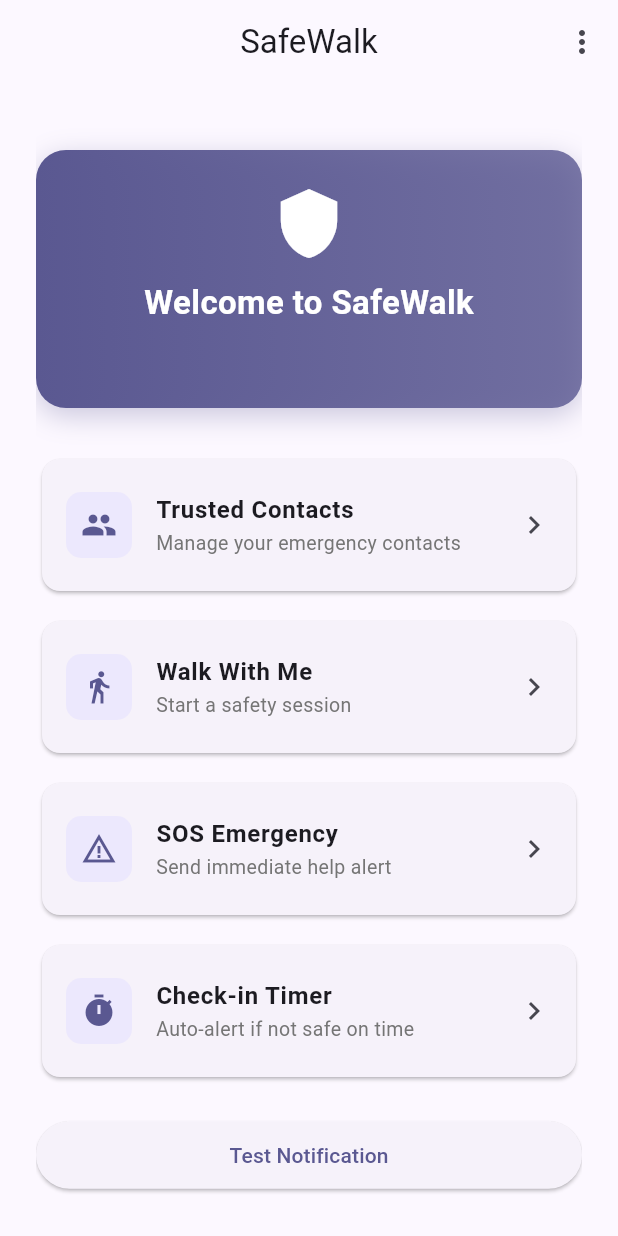
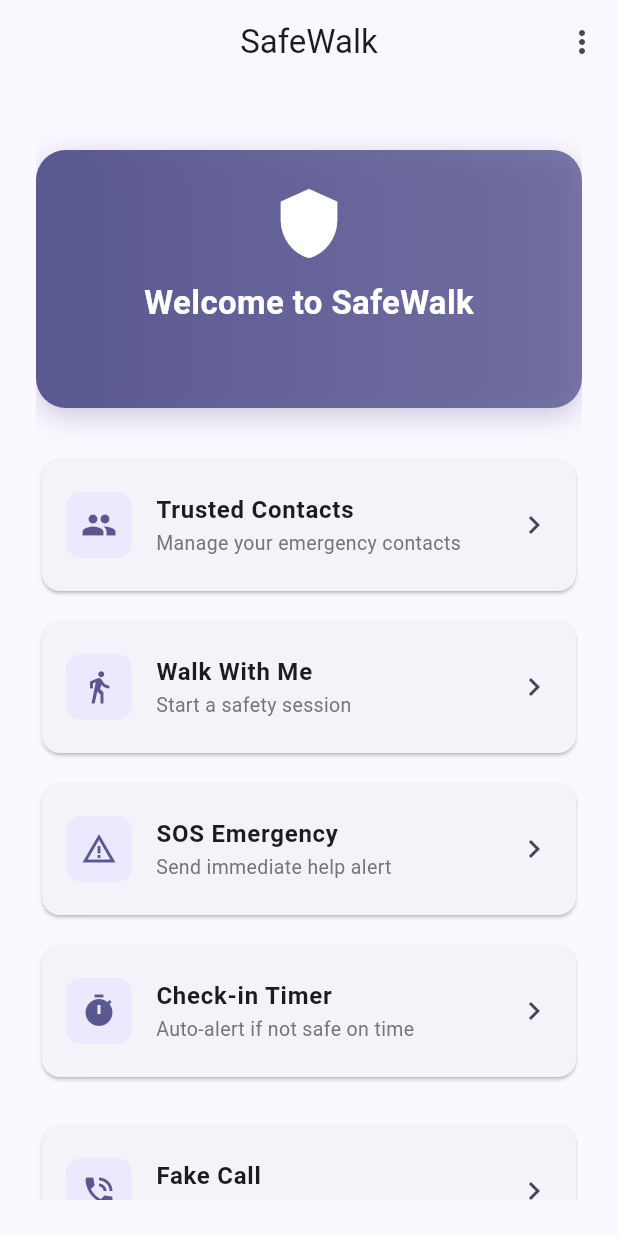
Before and after one commit to Ahsan-2003/women_safety_app, a Flutter app: the screen it shows once a user with an empty profile is signed in, on a phone screen of 412 x 824 dp. Run offline on Flutter 3.47's test engine with Material 3 defaults, Android fonts, the phone set to English and light mode, and no system bars; our stand-ins replace audioplayers, cloud_firestore, firebase_auth, firebase_core, flutter_local_notifications, geolocator and 3 more; missing offline and left inert: flutter_sms, torch_light; accounts and stored records are empty.

Commit message:
add fake call button in home screen

```diff
--- a/lib/screens/home_screen.dart
+++ b/lib/screens/home_screen.dart
@@ -1,6 +1,7 @@
 import 'package:flutter/material.dart';
 import 'package:provider/provider.dart';
 import 'package:women_safety_app/screens/checkin_timer_screen.dart';
+import 'package:women_safety_app/screens/fake_call_screen.dart';
 import 'package:women_safety_app/screens/sos_screen.dart';
 import 'package:women_safety_app/screens/start_session_screen.dart';
 import 'package:women_safety_app/services/notification_service.dart';
@@ -74,7 +75,8 @@ class HomeScreen extends StatelessWidget {
       body: SafeArea(
         child: Padding(
           padding: const EdgeInsets.all(24.0),
-          child: SingleChildScrollView(  // 🔥 FIX: Added SingleChildScrollView
+          child: SingleChildScrollView(
+            // 🔥 FIX: Added SingleChildScrollView
             child: Column(
               children: [
                 const SizedBox(height: 20),
@@ -190,8 +192,22 @@ class HomeScreen extends StatelessWidget {
                   },
                 ),
 
-                const SizedBox(height: 24),  // Reduced from Spacer()
+                const SizedBox(height: 24), // Reduced from Spacer()
 
+                _buildMenuButton(
+                  context,
+                  icon: Icons.phone_in_talk,
+                  title: 'Fake Call',
+                  subtitle: 'Simulate incoming call',
+                  onTap: () {
+                    Navigator.push(
+                      context,
+                      MaterialPageRoute(builder: (_) => const FakeCallScreen()),
+                    );
+                  },
+                ),
+
+                const SizedBox(height: 24), // Reduced from Spacer()
                 // Test Notification Button (Optional - Remove in Production)
                 Container(
                   margin: const EdgeInsets.only(bottom: 12),
```
Lines whose indentation alone changed are shown as unchanged.
